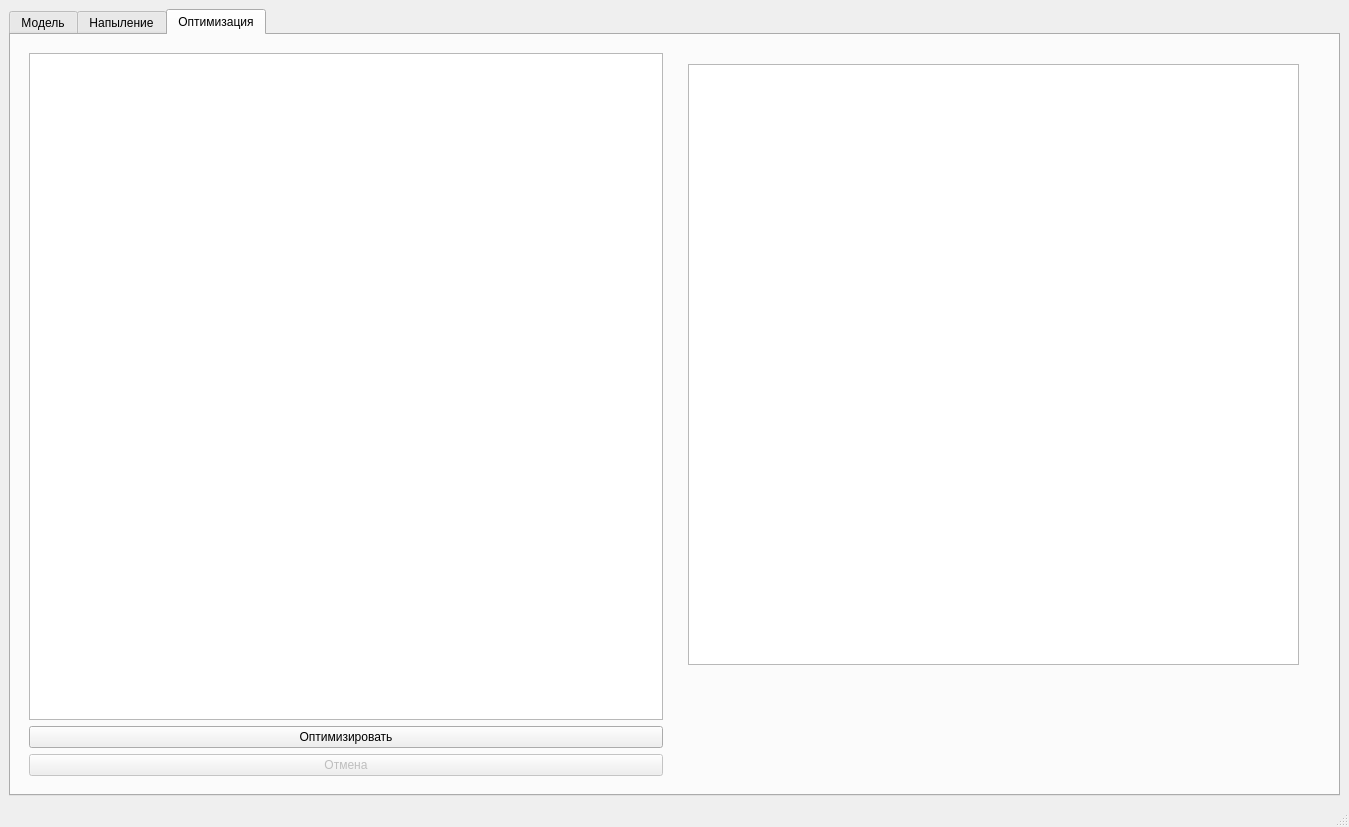
Old version of the form gui.ui in the repository MarchiyGV/RotationAndDeposition.
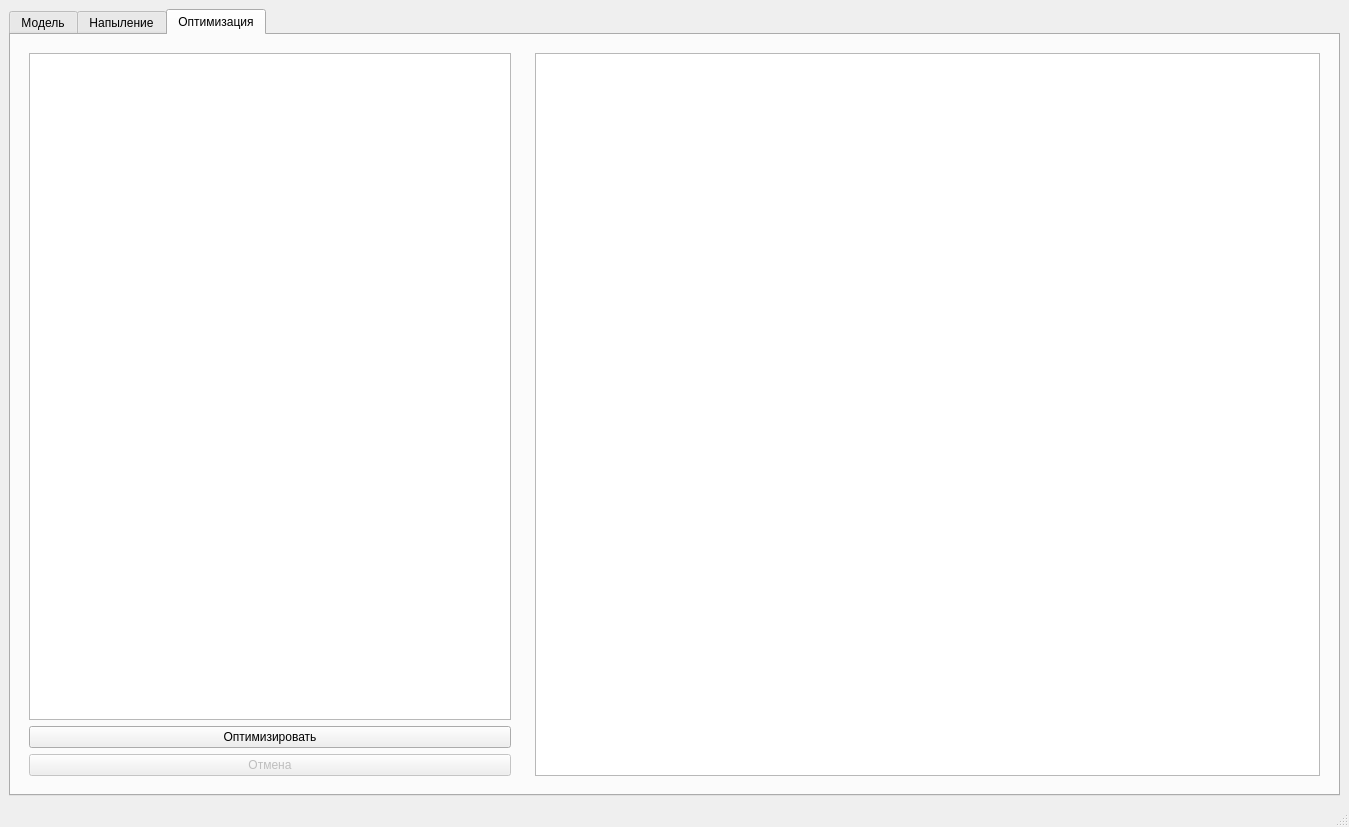
New version of the form.

What changed in the file:
```diff
--- a/gui.ui
+++ b/gui.ui
@@ -367,6 +367,12 @@
        <layout class="QHBoxLayout" name="horizontalLayout_4">
         <item>
          <widget class="QWidget" name="widget_6" native="true">
+          <property name="minimumSize">
+           <size>
+            <width>500</width>
+            <height>0</height>
+           </size>
+          </property>
           <layout class="QVBoxLayout" name="verticalLayout_4">
            <item>
             <widget class="QTableView" name="table_settings_opt">
@@ -418,16 +424,11 @@
         </item>
         <item>
          <widget class="QWidget" name="widget_7" native="true">
-          <widget class="QTextBrowser" name="optimisationLog">
-           <property name="geometry">
-            <rect>
-             <x>10</x>
-             <y>20</y>
-             <width>611</width>
-             <height>601</height>
-            </rect>
-           </property>
-          </widget>
+          <layout class="QVBoxLayout" name="verticalLayout_5">
+           <item>
+            <widget class="QTextBrowser" name="optimisationLog"/>
+           </item>
+          </layout>
          </widget>
         </item>
        </layout>
```
